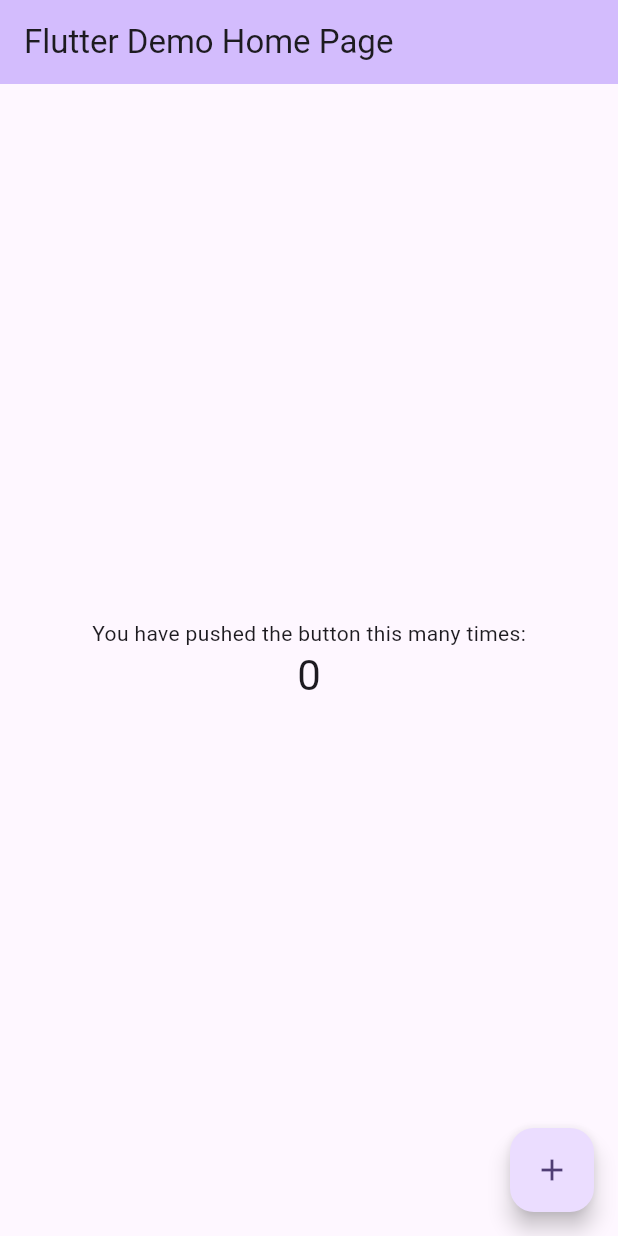
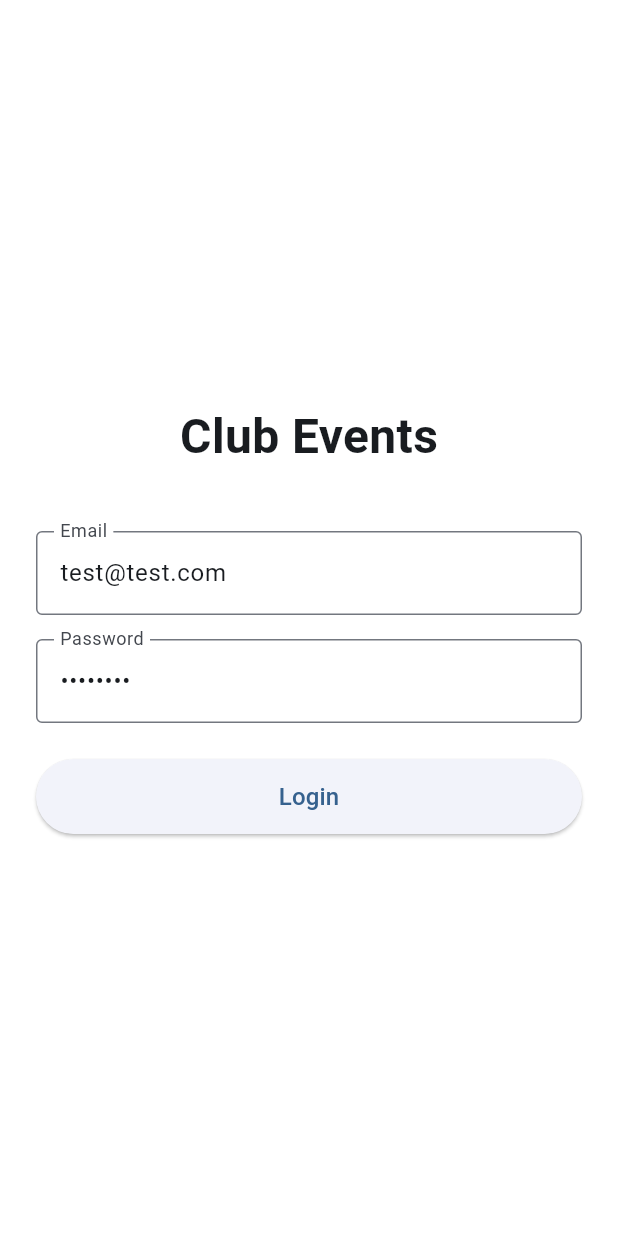
Before and after one commit to Michael9an/Application-Development, a Flutter app: the screen it shows after launch, on a phone screen of 412 x 824 dp. Run offline on Flutter 3.47's test engine with Material 3 defaults, Android fonts, the phone set to English and light mode, and no system bars; accounts and stored records are empty.

Commit message:
Updated Code Base

```diff
--- a/lib/main.dart
+++ b/lib/main.dart
@@ -1,122 +1,31 @@
 import 'package:flutter/material.dart';
+import 'package:provider/provider.dart';
+import 'providers/app_provider.dart';
+import 'screens/home_screen.dart';
+import 'screens/login_screen.dart';
+import 'utils/theme.dart';
 
 void main() {
-  runApp(const MyApp());
+  runApp(MyApp());
 }
 
 class MyApp extends StatelessWidget {
-  const MyApp({super.key});
-
-  // This widget is the root of your application.
   @override
   Widget build(BuildContext context) {
-    return MaterialApp(
-      title: 'Flutter Demo',
-      theme: ThemeData(
-        // This is the theme of your application.
-        //
-        // TRY THIS: Try running your application with "flutter run". You'll see
-        // the application has a purple toolbar. Then, without quitting the app,
-        // try changing the seedColor in the colorScheme below to Colors.green
-        // and then invoke "hot reload" (save your changes or press the "hot
-        // reload" button in a Flutter-supported IDE, or press "r" if you used
-        // the command line to start the app).
-        //
-        // Notice that the counter didn't reset back to zero; the application
-        // state is not lost during the reload. To reset the state, use hot
-        // restart instead.
-        //
-        // This works for code too, not just values: Most code changes can be
-        // tested with just a hot reload.
-        colorScheme: ColorScheme.fromSeed(seedColor: Colors.deepPurple),
+    return ChangeNotifierProvider(
+      create: (context) => AppProvider(),
+      child: Consumer<AppProvider>(
+        builder: (context, appProvider, child) {
+          return MaterialApp(
+            title: 'Club Events',
+            theme: AppTheme.lightTheme,
+            darkTheme: AppTheme.darkTheme,
+            themeMode: appProvider.themeMode,
+            home: appProvider.isLoggedIn ? HomeScreen() : LoginScreen(),
+            debugShowCheckedModeBanner: false,
+          );
+        },
       ),
-      home: const MyHomePage(title: 'Flutter Demo Home Page'),
     );
   }
 }
-
-class MyHomePage extends StatefulWidget {
-  const MyHomePage({super.key, required this.title});
-
-  // This widget is the home page of your application. It is stateful, meaning
-  // that it has a State object (defined below) that contains fields that affect
-  // how it looks.
-
-  // This class is the configuration for the state. It holds the values (in this
-  // case the title) provided by the parent (in this case the App widget) and
-  // used by the build method of the State. Fields in a Widget subclass are
-  // always marked "final".
-
-  final String title;
-
-  @override
-  State<MyHomePage> createState() => _MyHomePageState();
-}
-
-class _MyHomePageState extends State<MyHomePage> {
-  int _counter = 0;
-
-  void _incrementCounter() {
-    setState(() {
-      // This call to setState tells the Flutter framework that something has
-      // changed in this State, which causes it to rerun the build method below
-      // so that the display can reflect the updated values. If we changed
-      // _counter without calling setState(), then the build method would not be
-      // called again, and so nothing would appear to happen.
-      _counter++;
-    });
-  }
-
-  @override
-  Widget build(BuildContext context) {
-    // This method is rerun every time setState is called, for instance as done
-    // by the _incrementCounter method above.
-    //
-    // The Flutter framework has been optimized to make rerunning build methods
-    // fast, so that you can just rebuild anything that needs updating rather
-    // than having to individually change instances of widgets.
-    return Scaffold(
-      appBar: AppBar(
-        // TRY THIS: Try changing the color here to a specific color (to
-        // Colors.amber, perhaps?) and trigger a hot reload to see the AppBar
-        // change color while the other colors stay the same.
-        backgroundColor: Theme.of(context).colorScheme.inversePrimary,
-        // Here we take the value from the MyHomePage object that was created by
-        // the App.build method, and use it to set our appbar title.
-        title: Text(widget.title),
-      ),
-      body: Center(
-        // Center is a layout widget. It takes a single child and positions it
-        // in the middle of the parent.
-        child: Column(
-          // Column is also a layout widget. It takes a list of children and
-          // arranges them vertically. By default, it sizes itself to fit its
-          // children horizontally, and tries to be as tall as its parent.
-          //
-          // Column has various properties to control how it sizes itself and
-          // how it positions its children. Here we use mainAxisAlignment to
-          // center the children vertically; the main axis here is the vertical
-          // axis because Columns are vertical (the cross axis would be
-          // horizontal).
-          //
-          // TRY THIS: Invoke "debug painting" (choose the "Toggle Debug Paint"
-          // action in the IDE, or press "p" in the console), to see the
-          // wireframe for each widget.
-          mainAxisAlignment: MainAxisAlignment.center,
-          children: <Widget>[
-            const Text('You have pushed the button this many times:'),
-            Text(
-              '$_counter',
-              style: Theme.of(context).textTheme.headlineMedium,
-            ),
-          ],
-        ),
-      ),
-      floatingActionButton: FloatingActionButton(
-        onPressed: _incrementCounter,
-        tooltip: 'Increment',
-        child: const Icon(Icons.add),
-      ), // This trailing comma makes auto-formatting nicer for build methods.
-    );
-  }
-}
--- /dev/null
+++ b/lib/providers/app_provider.dart
@@ -0,0 +1,42 @@
+import 'package:flutter/material.dart';
+import '../models/user.dart';
+import '../services/auth_service.dart';
+
+class AppProvider with ChangeNotifier{
+  final AuthService _authService = AuthService();
+
+  UserModel? _currentUser;
+  bool _isLoading = false;
+  ThemeMode _themeMode = ThemeMode.light;
+
+  UserModel? get currentUser => _currentUser;
+  bool get isLoggedIn => _currentUser != null;
+  bool get isLoading => _isLoading;
+  ThemeMode get themeMode => _themeMode;
+
+  Future<bool> login(String email, String password) async {
+    _isLoading = true;
+    notifyListeners();
+
+    try {
+      _currentUser = await _authService.login(email, password);
+      _isLoading = false;
+      notifyListeners();
+      return true;
+    } catch (e) {
+      _isLoading = false;
+      notifyListeners();
+      return false;
+    }
+  }
+
+  void logout() {
+    _currentUser = null;
+    notifyListeners();
+  }
+
+  void toggleTheme() {
+    _themeMode = _themeMode == ThemeMode.light ? ThemeMode.dark : ThemeMode.light;
+    notifyListeners();
+  }
+}
--- a/lib/screens/login_screen.dart
+++ b/lib/screens/login_screen.dart
@@ -0,0 +1,87 @@
+import 'package:flutter/material.dart';
+import 'package:provider/provider.dart';
+import '../providers/app_provider.dart';
+
+class LoginScreen extends StatefulWidget {
+  @override
+  _LoginScreenState createState() => _LoginScreenState();
+}
+
+class _LoginScreenState extends State<LoginScreen> {
+  final _emailController = TextEditingController(text: 'test@test.com');
+  final _passwordController = TextEditingController(text: 'password');
+  final _formKey = GlobalKey<FormState>();
+
+  @override
+  Widget build(BuildContext context) {
+    final appProvider = context.watch<AppProvider>();
+
+    return Scaffold(
+      body: Padding(
+        padding: EdgeInsets.all(24),
+        child: Form(
+          key: _formKey,
+          child: Column(
+            mainAxisAlignment: MainAxisAlignment.center,
+            children: [
+              Text(
+                'Club Events',
+                style: TextStyle(fontSize: 32, fontWeight: FontWeight.bold),
+              ),
+              SizedBox(height: 40),
+              TextFormField(
+                controller: _emailController,
+                decoration: InputDecoration(
+                  labelText: 'Email',
+                  border: OutlineInputBorder(),
+                ),
+                validator: (value) {
+                  if (value == null || value.isEmpty) return 'Please enter email';
+                  return null;
+                },
+              ),
+              SizedBox(height: 16),
+              TextFormField(
+                controller: _passwordController,
+                obscureText: true,
+                decoration: InputDecoration(
+                  labelText: 'Password',
+                  border: OutlineInputBorder(),
+                ),
+                validator: (value) {
+                  if (value == null || value.isEmpty) return 'Please enter password';
+                  return null;
+                },
+              ),
+              SizedBox(height: 24),
+              appProvider.isLoading
+                  ? CircularProgressIndicator()
+                  : ElevatedButton(
+                      onPressed: _login,
+                      child: Text('Login', style: TextStyle(fontSize: 16)),
+                      style: ElevatedButton.styleFrom(
+                        minimumSize: Size(double.infinity, 50),
+                      ),
+                    ),
+            ],
+          ),
+        ),
+      ),
+    );
+  }
+
+  Future<void> _login() async {
+    if (_formKey.currentState!.validate()) {
+      final success = await context.read<AppProvider>().login(
+        _emailController.text,
+        _passwordController.text,
+      );
+
+      if (!success) {
+        ScaffoldMessenger.of(context).showSnackBar(
+          SnackBar(content: Text('Login failed')),
+        );
+      }
+    }
+  }
+}
--- a/lib/services/auth_service.dart
+++ b/lib/services/auth_service.dart
@@ -0,0 +1,22 @@
+import '../models/user.dart';
+
+class AuthService {
+  Future<UserModel> login(String email, String password) async {
+    // Mock login - replace with actual API call
+    await Future.delayed(Duration(seconds: 1));
+
+    return UserModel(
+      id: '1',
+      email: email,
+      name: 'Test User',
+      role: 'user',
+      photoUrl: '',
+      clubs: [],
+    );
+  }
+
+  Future<bool> register(String email, String password, String name) async {
+    await Future.delayed(Duration(seconds: 1));
+    return true;
+  }
+}
--- /dev/null
+++ b/lib/services/club_service.dart
@@ -0,0 +1,37 @@
+import '../models/club.dart';
+import '../models/user.dart';
+
+class ClubService {
+  Future<List<Club>> getClubs() async {
+    // Mock data - replace with actual API
+    await Future.delayed(Duration(seconds: 1));
+
+    final mockUser = UserModel(
+      id: '1',
+      email: 'admin@club.com',
+      name: 'Club Admin',
+      role: 'admin',
+      photoUrl: '',
+      clubs: [],
+    );
+
+    return [
+      Club(
+        id: '1',
+        name: 'Music Club',
+        description: 'For music enthusiasts',
+        createdBy: mockUser,
+        imageUrl: '',
+        members: [mockUser],
+      ),
+      Club(
+        id: '2',
+        name: 'Tech Club',
+        description: 'Technology and innovation',
+        createdBy: mockUser,
+        imageUrl: '',
+        members: [mockUser],
+      ),
+    ];
+  }
+}
--- a/lib/utils/constants.dart
+++ b/lib/utils/constants.dart
@@ -0,0 +1,10 @@
+class AppConstants {
+  static const String appName = 'Club Events';
+  static const String appVersion = '1.0.0';
+
+  // API endpoints
+  static const String baseUrl = 'https://your-api.com';
+  static const String loginEndpoint = '/auth/login';
+  static const String eventsEndpoint = '/events';
+  static const String clubsEndpoint = '/clubs';
+}
--- a/pubspec.yaml
+++ b/pubspec.yaml
@@ -30,6 +30,8 @@ environment:
 dependencies:
   flutter:
     sdk: flutter
+
+  intl: ^0.19.0 # Use the latest stable version
 
   # The following adds the Cupertino Icons font to your application.
   # Use with the CupertinoIcons class for iOS style icons.
```
Also changed, not shown: lib/screens/home_screen.dart (+61 -0 lines), lib/services/event_service.dart (+38 -0 lines), lib/widgets/bottom_nav.dart (added, +23 -0 lines), lib/widgets/event_card.dart (+34 -0 lines).
